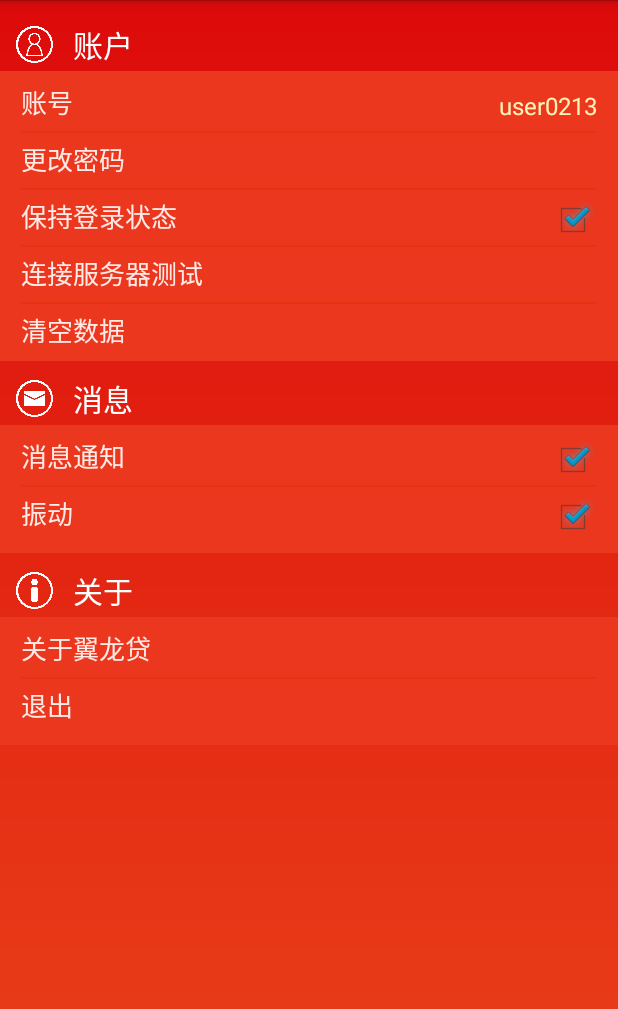
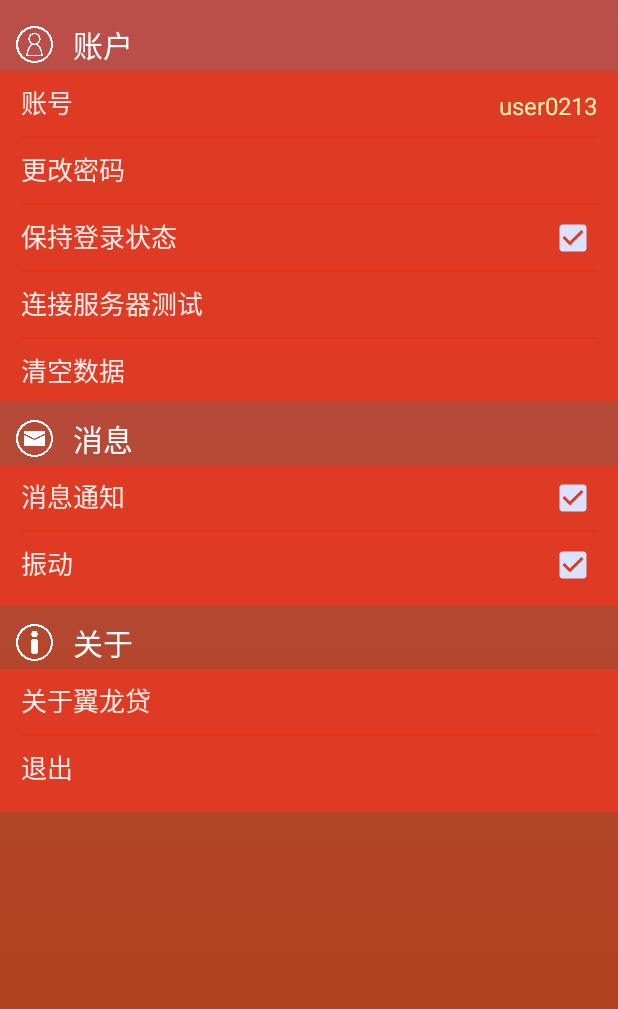
Before and after one commit to thiadeliria/mobapp, an Android app: the SettingsActivity screen opened directly, with no data from a screen before it, on a phone screen of 412 x 824 dp. Shown: the top 1009 px of the screen. Run offline under Robolectric (Android 15) with nearby library versions, the phone set to English and light mode, and no system bars.

Commit message:
Update the layout phase 2.

```diff
--- a/app/src/main/res/drawable/bgd_gradient_black.xml
+++ b/app/src/main/res/drawable/bgd_gradient_black.xml
@@ -2,7 +2,7 @@
 <shape xmlns:android="http://schemas.android.com/apk/res/android"
     android:shape="rectangle" >
      <gradient
-         android:startColor="#252525"
-         android:endColor="#000000"
+         android:startColor="#f8494949"
+         android:endColor="#e4313131"
          android:angle="90" />
 </shape>
--- a/app/src/main/res/drawable/bgd_gradient_red.xml
+++ b/app/src/main/res/drawable/bgd_gradient_red.xml
@@ -2,7 +2,7 @@
 <shape xmlns:android="http://schemas.android.com/apk/res/android"
     android:shape="rectangle" >
      <gradient
-         android:startColor="#ea451b"
-         android:endColor="#dd0b0b"
+         android:startColor="#a5ff5210"
+         android:endColor="#cae55c55"
          android:angle="90" />
 </shape>
--- a/app/src/main/res/layout/settings.xml
+++ b/app/src/main/res/layout/settings.xml
@@ -6,12 +6,10 @@
     android:background="@drawable/bgd_gradient_red"
     android:orientation="vertical"
     android:paddingTop="12dp" >
-
     <LinearLayout
         android:layout_width="match_parent"
         android:layout_height="wrap_content"
         android:orientation="horizontal" >
-
         <ImageView
             android:id="@+id/panel_1_icon"
             android:layout_width="35dp"
@@ -19,7 +17,6 @@
             android:padding="5dp"
             android:layout_marginLeft="5dp"
             android:src="@drawable/ic_user_ring" />
-
         <TextView
             android:id="@+id/panel_1_label"
             android:layout_width="wrap_content"
@@ -30,28 +27,25 @@
             android:textColor="#ffffff"
             android:textSize="20sp" />
     </LinearLayout>
-
     <RelativeLayout
         android:id="@+id/panel_1"
         android:layout_width="match_parent"
         android:layout_height="wrap_content"
         android:layout_marginBottom="7dp"
-        android:background="#ec371f"
+        android:background="#de3a24"
         android:paddingBottom="7dp"
         android:paddingLeft="14dp"
         android:paddingRight="14dp"
         android:paddingTop="7dp"
         android:textColor="#f9f9f9"
         android:textSize="15sp" >
-
         <TextView
             android:id="@+id/account"
             style="@style/SettingLabel"
             android:layout_width="wrap_content"
             android:layout_height="wrap_content"
-            android:layout_marginBottom="6dp"
+            android:layout_marginBottom="9dp"
             android:text="账号" />
-
         <TextView
             android:id="@+id/account_id"
             style="@style/SettingText"
@@ -60,74 +54,65 @@
             android:layout_alignBottom="@+id/account"
             android:layout_alignParentRight="true"
             android:text="user0213" />
-
         <ImageView
             android:id="@+id/divider1"
             android:layout_width="match_parent"
             android:layout_height="1dp"
             android:layout_below="@+id/account"
-            android:layout_marginBottom="4dp"
+            android:layout_marginBottom="7dp"
             android:background="@drawable/bgd_divider" />
-
         <TextView
             android:id="@+id/change_password"
             style="@style/SettingLabel"
             android:layout_width="wrap_content"
             android:layout_height="wrap_content"
             android:layout_below="@+id/divider1"
-            android:layout_marginBottom="6dp"
+            android:layout_marginBottom="9dp"
             android:text="更改密码" />
-
         <ImageView
             android:id="@+id/divider2"
             android:layout_width="match_parent"
             android:layout_height="1dp"
             android:layout_below="@+id/change_password"
-            android:layout_marginBottom="4dp"
+            android:layout_marginBottom="7dp"
             android:background="@drawable/bgd_divider" />
-
         <TextView
             android:id="@+id/keep_logged_in"
             style="@style/SettingLabel"
             android:layout_width="wrap_content"
             android:layout_height="wrap_content"
             android:layout_below="@+id/divider2"
-            android:layout_marginBottom="6dp"
+            android:layout_marginBottom="9dp"
             android:text="保持登录状态" />
-
         <CheckBox
             android:id="@+id/checkBox1"
             android:layout_width="wrap_content"
-            android:layout_height="wrap_content"
+            android:layout_height="29dp"
             android:layout_alignParentRight="true"
             android:layout_alignTop="@+id/keep_logged_in"
             android:checked="true" />
-
         <ImageView
             android:id="@+id/divider3"
             android:layout_width="match_parent"
             android:layout_height="1dp"
             android:layout_below="@+id/keep_logged_in"
-            android:layout_marginBottom="4dp"
+            android:layout_marginBottom="7dp"
             android:background="@drawable/bgd_divider" />
-
         <TextView
             android:id="@+id/add_phone"
             style="@style/SettingLabel"
             android:layout_width="wrap_content"
             android:layout_height="wrap_content"
             android:layout_below="@+id/divider3"
-            android:layout_marginBottom="6dp"
+            android:layout_marginBottom="9dp"
             android:text="连接服务器测试" />
-
         <ImageView
             android:id="@+id/divider0"
             android:layout_width="match_parent"
             android:layout_height="1dp"
             android:layout_below="@+id/add_phone"
-            android:layout_marginBottom="4dp"
+            android:layout_marginBottom="7dp"
             android:background="@drawable/bgd_divider" />
-
         <TextView
             android:id="@+id/phone"
             style="@style/SettingLabel"
@@ -136,12 +121,10 @@
             android:layout_below="@+id/divider0"
             android:text="清空数据" />
     </RelativeLayout>
-
     <LinearLayout
         android:layout_width="match_parent"
         android:layout_height="wrap_content"
         android:orientation="horizontal" >
-
         <ImageView
             android:id="@+id/panel_2_icon"
             android:layout_width="35dp"
@@ -149,7 +132,6 @@
             android:padding="5dp"
             android:layout_marginLeft="5dp"
             android:src="@drawable/ic_notif_ring" />
-
         <TextView
             android:id="@+id/panel_2_label"
             android:layout_width="wrap_content"
@@ -160,67 +142,59 @@
             android:textColor="#ffffff"
             android:textSize="20sp" />
     </LinearLayout>
-
     <RelativeLayout
         android:id="@+id/panel_2"
         android:layout_width="match_parent"
         android:layout_height="wrap_content"
         android:layout_marginBottom="7dp"
-        android:background="#ec371f"
+        android:background="#de3a24"
         android:paddingBottom="7dp"
         android:paddingLeft="14dp"
         android:paddingRight="14dp"
         android:paddingTop="7dp"
         android:textColor="#f9f9f9"
         android:textSize="15sp" >
-
         <TextView
             android:id="@+id/notify_me"
             style="@style/SettingLabel"
             android:layout_width="wrap_content"
             android:layout_height="wrap_content"
-            android:layout_marginBottom="6dp"
+            android:layout_marginBottom="9dp"
             android:text="消息通知" />
-
         <CheckBox
             android:id="@+id/checkBox2"
             android:layout_width="wrap_content"
-            android:layout_height="wrap_content"
+            android:layout_height="29dp"
             android:layout_alignParentRight="true"
             android:layout_alignTop="@+id/notify_me"
             android:checked="true" />
-
         <ImageView
             android:id="@+id/divider6"
             android:layout_width="match_parent"
             android:layout_height="1dp"
             android:layout_below="@+id/notify_me"
-            android:layout_marginBottom="4dp"
+            android:layout_marginBottom="7dp"
             android:background="@drawable/bgd_divider" />
-
         <TextView
             android:id="@+id/vibrate"
             style="@style/SettingLabel"
             android:layout_width="wrap_content"
             android:layout_height="wrap_content"
             android:layout_below="@+id/divider6"
-            android:layout_marginBottom="6dp"
+            android:layout_marginBottom="7dp"
             android:text="振动" />
-
         <CheckBox
             android:id="@+id/checkBox3"
             android:layout_width="wrap_content"
-            android:layout_height="wrap_content"
+            android:layout_height="29dp"
             android:layout_alignParentRight="true"
             android:layout_alignTop="@+id/vibrate"
             android:checked="true" />
     </RelativeLayout>
-
     <LinearLayout
         android:layout_width="match_parent"
         android:layout_height="wrap_content"
         android:orientation="horizontal" >
-
         <ImageView
             android:id="@+id/panel_3_icon"
             android:layout_width="35dp"
@@ -228,7 +202,6 @@
             android:padding="5dp"
             android:layout_marginLeft="5dp"
             android:src="@drawable/ic_info_ring" />
-
         <TextView
             android:id="@+id/panel_3_label"
             android:layout_width="wrap_content"
@@ -239,43 +212,38 @@
             android:textColor="#ffffff"
             android:textSize="20sp" />
     </LinearLayout>
-
     <RelativeLayout
         android:id="@+id/panel_3"
         android:layout_width="match_parent"
         android:layout_height="wrap_content"
-        android:background="#ec371f"
+        android:background="#de3a24"
         android:paddingBottom="7dp"
         android:paddingLeft="14dp"
         android:paddingRight="14dp"
         android:paddingTop="7dp"
         android:textColor="#f9f9f9"
         android:textSize="15sp" >
-
         <TextView
             android:id="@+id/about_us"
             style="@style/SettingLabel"
             android:layout_width="wrap_content"
             android:layout_height="wrap_content"
-            android:layout_marginBottom="6dp"
+            android:layout_marginBottom="9dp"
             android:text="关于翼龙贷" />
-
         <ImageView
             android:id="@+id/divider8"
             android:layout_width="match_parent"
             android:layout_height="1dp"
             android:layout_below="@+id/about_us"
-            android:layout_marginBottom="4dp"
+            android:layout_marginBottom="7dp"
             android:background="@drawable/bgd_divider" />
-
         <TextView
             android:id="@+id/sign_out"
             style="@style/SettingLabel"
             android:layout_width="wrap_content"
             android:layout_height="wrap_content"
             android:layout_below="@+id/divider8"
-            android:layout_marginBottom="6dp"
+            android:layout_marginBottom="9dp"
             android:text="退出" />
     </RelativeLayout>
-
 </LinearLayout>
--- a/app/src/main/res/values/styles.xml
+++ b/app/src/main/res/values/styles.xml
@@ -1,42 +1,27 @@
 <?xml version="1.0" encoding="utf-8"?>
 <resources xmlns:android="http://schemas.android.com/apk/res/android">
-
     <!--
-        Base application theme, dependent on API level. This theme is replaced
-        by AppBaseTheme from res/values-vXX/styles.xml on newer devices.
-
-
+    Base application theme, dependent on API level. This theme is replaced
+    by AppBaseTheme from res/values-vXX/styles.xml on newer devices.
     -->
     <style name="AppBaseTheme" parent="android:Theme.Holo">
         <!--
-            Theme customizations available in newer API levels can go in
-            res/values-vXX/styles.xml, while customizations related to
-            backward-compatibility can go here.
-
-
+        Theme customizations available in newer API levels can go in
+        res/values-vXX/styles.xml, while customizations related to
+        backward-compatibility can go here.
         -->
     </style>
-
     <!-- Application theme. -->
     <style name="AppTheme" parent="AppBaseTheme">
-
         <!-- All customizations that are NOT specific to a particular API-level can go here. -->
-        <item name="android:actionBarStyle">@style/ActionBarStyle</item>
+        <item name="android:textColor">#ff6e6e6e</item>
     </style>
-
-    <style name="ActionBarStyle" parent="android:Widget.Holo.ActionBar">
-        <item name="android:background">#dd0b0b</item>
-        <item name="android:textColor">#ffffff</item>
-        <item name="android:textSize">16sp</item>
-    </style>
-
     <style name="FullscreenTheme" parent="android:Theme.NoTitleBar">
         <item name="android:windowContentOverlay">@null</item>
         <item name="android:windowBackground">@null</item>
         <item name="metaButtonBarStyle">@style/ButtonBar</item>
         <item name="metaButtonBarButtonStyle">@style/ButtonBarButton</item>
     </style>
-
     <style name="ButtonBar">
         <item name="android:paddingLeft">2dp</item>
         <item name="android:paddingTop">5dp</item>
@@ -44,17 +29,13 @@
         <item name="android:paddingBottom">0dp</item>
         <item name="android:background">@android:drawable/bottom_bar</item>
     </style>
-
     <style name="ButtonBarButton" />
-
     <style name="SettingLabel">
         <item name="android:textColor">#ffeae6</item>
         <item name="android:textSize">17sp</item>
     </style>
-
     <style name="SettingText">
         <item name="android:textColor">#fff2b5</item>
         <item name="android:textSize">16sp</item>
     </style>
-
 </resources>
```
Also changed, not shown: app/src/main/AndroidManifest.xml (+4 -3 lines), app/src/main/res/layout/activity_home.xml (+14 -14 lines), app/src/main/res/layout/activity_thumbnails.xml (+6 -5 lines), app/src/main/res/layout/borrower_list.xml (+11 -23 lines), app/src/main/res/layout/help.xml (+8 -14 lines).
